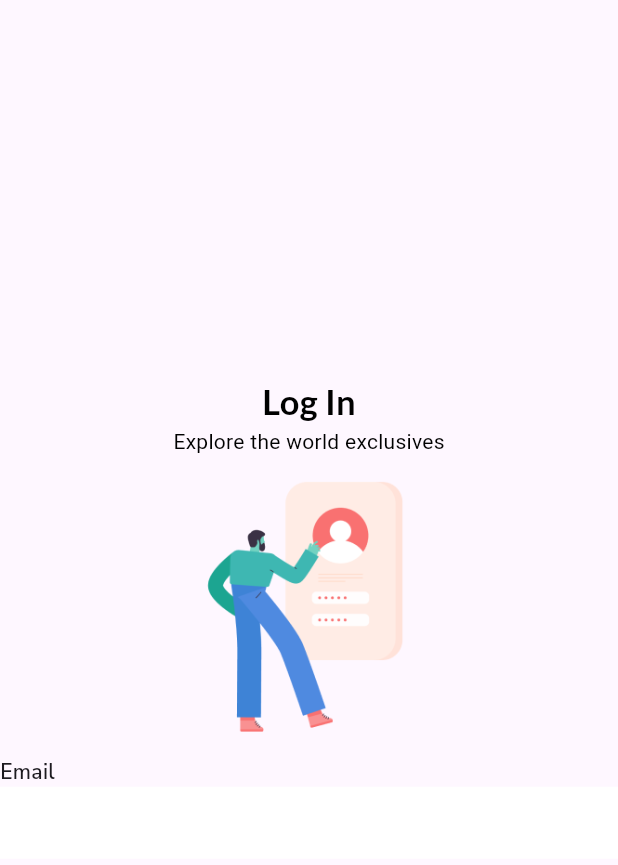
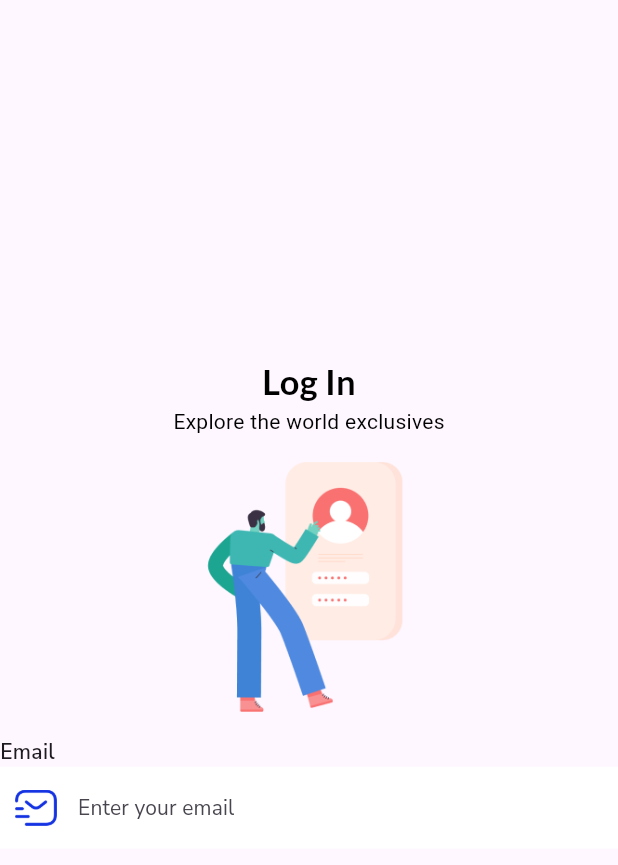
Before and after one commit to adogbeji/FlutterNodeMultiStoreApp, a Flutter app: the screen it shows after launch, on a phone screen of 412 x 824 dp. Shown: the top 865 px of the screen. Run offline on Flutter 3.47's test engine with Material 3 defaults, Android fonts, the phone set to English and light mode, and no system bars; our stand-ins replace google_fonts.

Commit message:
Set more parameters on email input field in login screen

```diff
--- a/lib/views/screens/auth/login_screen.dart
+++ b/lib/views/screens/auth/login_screen.dart
@@ -57,8 +57,20 @@ class LoginScreen extends StatelessWidget {
                 ),
                 focusedBorder: InputBorder.none,
                 enabledBorder: InputBorder.none,
+                labelText: 'Enter your email',
+                labelStyle: GoogleFonts.getFont(
+                  fontSize: 14,
+                  'Nunito Sans',
+                  letterSpacing: 0.1,
+                ),
+                prefixIcon: Padding(
+                  padding: const EdgeInsets.all(10.0),
+                  child: Image.asset('assets/icons/email.png', width: 20, height: 20,),
+                ),
               ),
             ),
+
+            const SizedBox(height: 20,),
           ],
         ),
       ),
```
